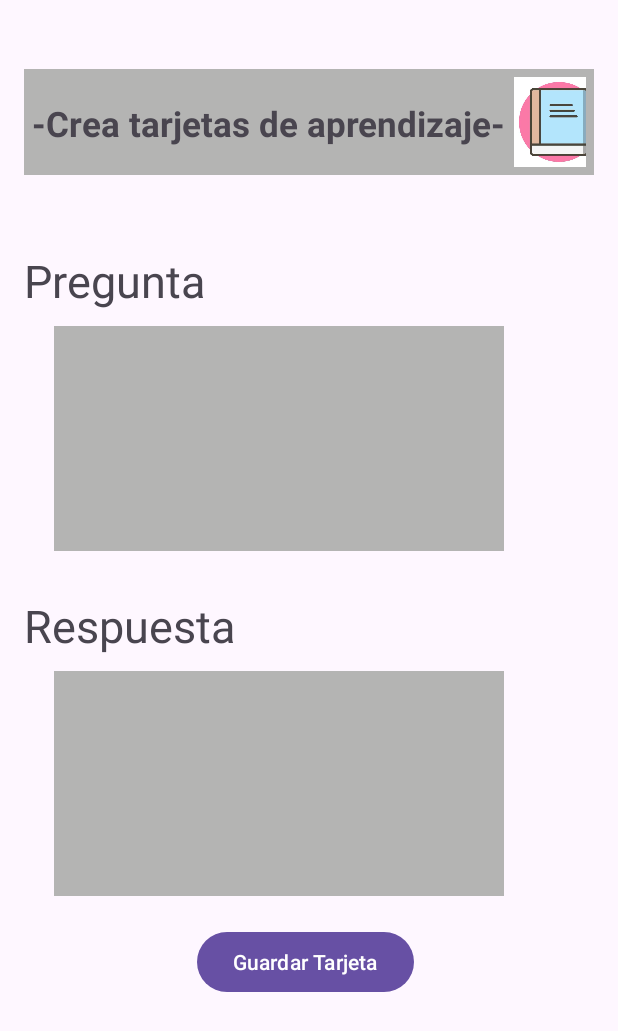
After one commit to wilsongutierrez-01/Collage_Reminder, an Android app: the layout preguntas_activity.xml on its own in the app's theme, with its tools: preview values and no code run, on a phone screen of 412 x 824 dp. The commit adds this screen. Shown: the top 1031 px of the screen. Run offline under Robolectric (Android 15) with nearby library versions, the phone set to English and light mode, and no system bars.

```diff
--- a/app/src/main/java/com/example/collagereminder/addNoteActivity.java
+++ b/app/src/main/java/com/example/collagereminder/addNoteActivity.java
@@ -76,7 +76,7 @@ public class addNoteActivity extends AppCompatActivity {
 
                             try {
 
-                                DatabaseReference userNotesReference = databaseReference.child("nuevasNotas").child(userName).child("Notas");
+                                DatabaseReference userNotesReference = databaseReference.child("nuevasNotas").child(userName);
                                 String notaKey = userNotesReference.push().getKey();
 
                                 if (notaKey != null) {
@@ -133,7 +133,7 @@ public class addNoteActivity extends AppCompatActivity {
         userName = sharedPreferences.getString("userName", "");
 
         // Obtiene una referencia a la ubicación de las notas del usuario en Firebase
-        userNotesReference = databaseReference.child("nuevasNotas").child(userName).child("Notas");
+        userNotesReference = databaseReference.child("nuevasNotas").child(userName);
 
         try {
             // Agrega un escuchador de eventos para cargar las notas desde Firebase
--- /dev/null
+++ b/app/src/main/res/layout/preguntas_activity.xml
@@ -0,0 +1,93 @@
+<?xml version="1.0" encoding="utf-8"?>
+<LinearLayout xmlns:android="http://schemas.android.com/apk/res/android"
+    xmlns:app="http://schemas.android.com/apk/res-auto"
+    xmlns:tools="http://schemas.android.com/tools"
+    android:layout_width="match_parent"
+    android:layout_height="match_parent"
+    android:orientation="vertical"
+    android:padding="16dp"
+    tools:context=".PreguntasActivity">
+
+<RelativeLayout
+    android:layout_width="match_parent"
+    android:layout_height="match_parent">
+    <LinearLayout
+        android:id="@+id/layoutTitulo"
+        android:layout_marginTop="30dp"
+        android:layout_width="match_parent"
+        android:layout_height="wrap_content"
+        android:orientation="horizontal"
+        android:padding="5dp"
+        android:background="#B4B4B3">
+        <TextView
+            android:layout_width="wrap_content"
+            android:layout_height="wrap_content"
+            android:text="-Crea tarjetas de aprendizaje-"
+            android:textSize="23dp"
+            android:layout_marginTop="15dp"
+            android:textStyle="bold"/>
+
+        <ImageView
+            android:layout_width="60dp"
+            android:layout_height="60dp"
+            android:layout_marginLeft="5dp"
+            android:background="@drawable/aprendizaje"/>
+    </LinearLayout>
+
+    <RelativeLayout
+        android:layout_below="@+id/layoutTitulo"
+        android:layout_marginTop="50dp"
+        android:layout_width="match_parent"
+        android:layout_height="wrap_content">
+
+        <TextView
+            android:id="@+id/lblPregunta"
+            android:layout_width="wrap_content"
+            android:layout_height="wrap_content"
+            android:text="Pregunta"
+            android:textSize="30dp"/>
+
+        <EditText
+            android:id="@+id/txtPregunta"
+            android:layout_below="@+id/lblPregunta"
+            android:layout_marginTop="10dp"
+            android:layout_marginLeft="20dp"
+            android:background="#B4B4B3"
+            android:layout_width="300dp"
+            android:layout_height="150dp"/>
+
+        <TextView
+            android:id="@+id/lblrespuesta"
+            android:layout_below="@+id/txtPregunta"
+            android:layout_marginTop="29dp"
+            android:layout_width="wrap_content"
+            android:layout_height="wrap_content"
+            android:text="Respuesta"
+            android:textSize="30dp"/>
+
+        <EditText
+            android:id="@+id/txtRespuesta"
+            android:layout_below="@+id/lblrespuesta"
+            android:layout_marginTop="10dp"
+            android:layout_marginLeft="20dp"
+            android:background="#B4B4B3"
+            android:layout_width="300dp"
+            android:layout_height="150dp"/>
+
+        <Button
+            android:id="@+id/btnGuardarTarjeta"
+            android:layout_below="@+id/txtRespuesta"
+            android:layout_marginTop="20dp"
+            android:layout_marginLeft="115dp"
+            android:layout_width="wrap_content"
+            android:layout_height="wrap_content"
+            android:text="Guardar Tarjeta"/>
+
+
+
+    </RelativeLayout>
+
+</RelativeLayout>
+
+
+</LinearLayout>
```
Also changed, not shown: app/src/main/java/com/example/collagereminder/AgregarTareaActivity.java (+26 -5 lines), app/src/main/java/com/example/collagereminder/Calendario.java (+28 -5 lines), app/src/main/java/com/example/collagereminder/MainActivity.java (+14 -1 lines), app/src/main/java/com/example/collagereminder/PreguntasActivity.java (added, +14 -0 lines), app/src/main/java/com/example/collagereminder/Tarea.java (+11 -0 lines), app/src/main/java/com/example/collagereminder/TareaAdapter.java (+16 -0 lines), app/src/main/res/layout/agregar_tarea.xml (+10 -8 lines), app/src/main/res/layout/item_tarea.xml (+17 -14 lines), app/src/main/res/drawable/aprendizaje.jpeg (added).
